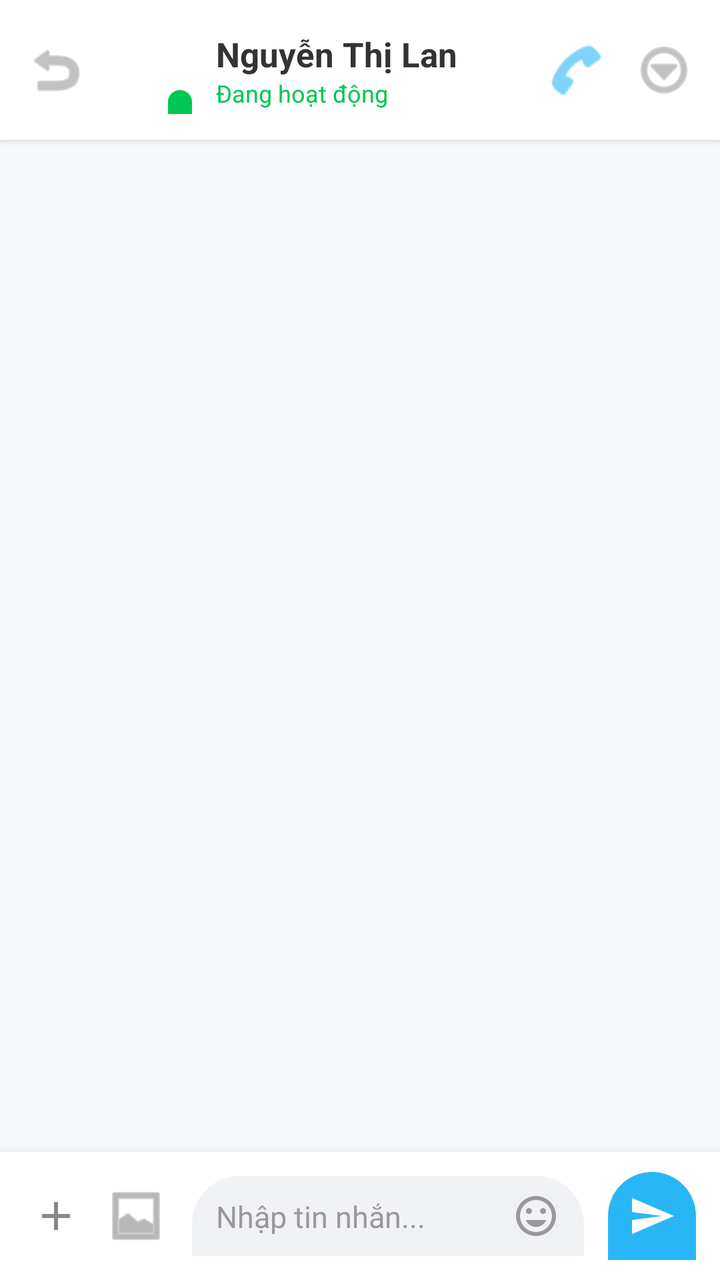
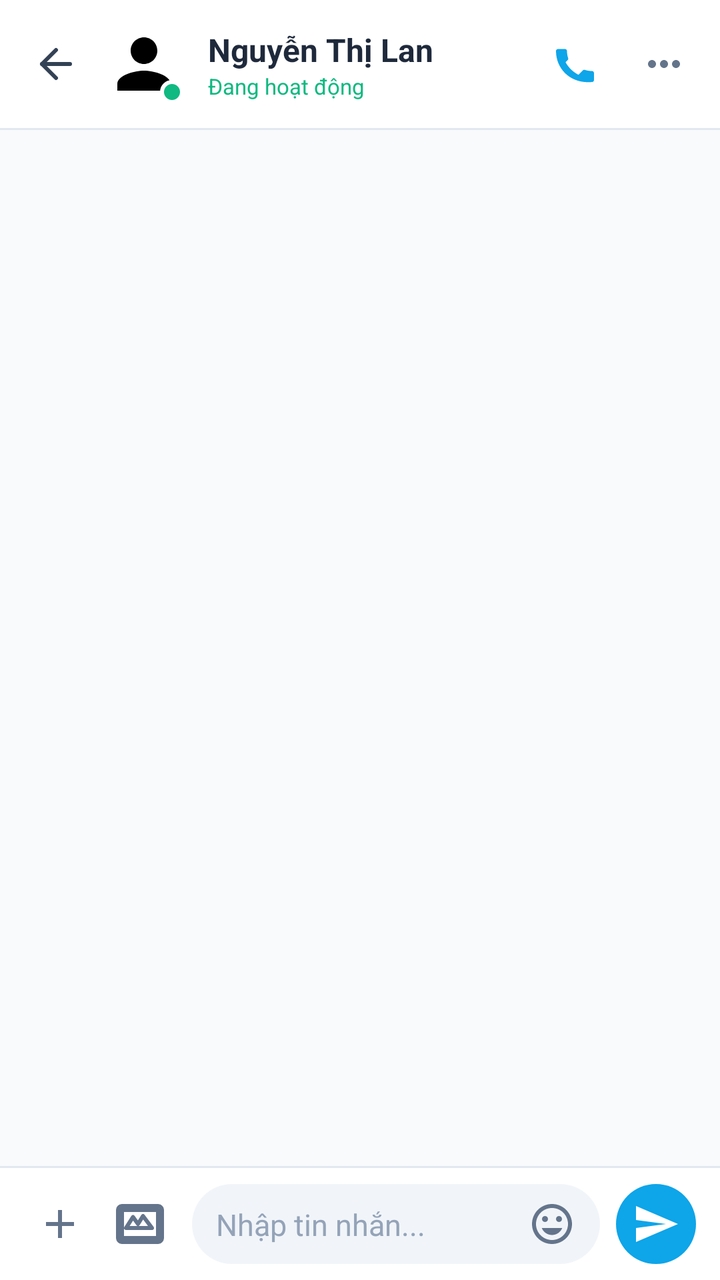

Compare the two renders of this Android layout. The source of the first and the diff that turns it into the second are given below.
<!-- AndroidManifest.xml: application theme Theme.FixItVN -->
<!-- res/layout/fragment_chat_customer.xml -->
<?xml version="1.0" encoding="utf-8"?>
<androidx.constraintlayout.widget.ConstraintLayout
    xmlns:android="http://schemas.android.com/apk/res/android"
    xmlns:app="http://schemas.android.com/apk/res-auto"
    xmlns:tools="http://schemas.android.com/tools"
    android:layout_width="match_parent"
    android:layout_height="match_parent"
    android:background="#F5F7FA">    <androidx.constraintlayout.widget.ConstraintLayout
        android:id="@+id/layoutHeader"
        android:layout_width="match_parent"
        android:layout_height="70dp"
        android:background="#FFFFFF"
        android:elevation="2dp"
        app:layout_constraintTop_toTopOf="parent">

        <ImageButton
            android:id="@+id/btnBack"
            android:layout_width="40dp"
            android:layout_height="40dp"
            android:layout_marginStart="8dp"
            android:background="?attr/selectableItemBackgroundBorderless"
            android:src="@android:drawable/ic_menu_revert"
            app:layout_constraintBottom_toBottomOf="parent"
            app:layout_constraintStart_toStartOf="parent"
            app:layout_constraintTop_toTopOf="parent"
            app:tint="#999999" />

        <androidx.constraintlayout.widget.ConstraintLayout
            android:id="@+id/layoutAvatar"
            android:layout_width="wrap_content"
            android:layout_height="wrap_content"
            android:layout_marginStart="4dp"
            app:layout_constraintBottom_toBottomOf="parent"
            app:layout_constraintStart_toEndOf="@id/btnBack"
            app:layout_constraintTop_toTopOf="parent">

            <ImageView
                android:id="@+id/ivAvatar"
                android:layout_width="44dp"
                android:layout_height="44dp"
                android:src="@android:drawable/sym_def_app_icon" 
                app:layout_constraintTop_toTopOf="parent"
                app:layout_constraintStart_toStartOf="parent"
                app:layout_constraintEnd_toEndOf="parent"
                app:layout_constraintBottom_toBottomOf="parent"/>

            <View
                android:layout_width="12dp"
                android:layout_height="12dp"
                android:background="@drawable/bg_bottom_sheet"
                android:backgroundTint="#00C853"
                app:layout_constraintBottom_toBottomOf="parent"
                app:layout_constraintEnd_toEndOf="parent" />
        </androidx.constraintlayout.widget.ConstraintLayout>

        <TextView
            android:id="@+id/tvName"
            android:layout_width="0dp"
            android:layout_height="wrap_content"
            android:layout_marginStart="12dp"
            android:text="Nguyễn Thị Lan"
            android:textColor="#333333"
            android:textSize="17sp"
            android:textStyle="bold" 
            app:layout_constraintStart_toEndOf="@id/layoutAvatar"
            app:layout_constraintEnd_toStartOf="@id/btnCall"
            app:layout_constraintTop_toTopOf="@id/layoutAvatar"
            app:layout_constraintBottom_toTopOf="@id/tvStatus"
            app:layout_constraintVertical_chainStyle="packed"/>

        <TextView
            android:id="@+id/tvStatus"
            android:layout_width="0dp"
            android:layout_height="wrap_content"
            android:layout_marginStart="12dp"
            android:text="Đang hoạt động"
            android:textColor="#00C853"
            android:textSize="12sp" 
            app:layout_constraintStart_toEndOf="@id/layoutAvatar"
            app:layout_constraintEnd_toStartOf="@id/btnCall"
            app:layout_constraintTop_toBottomOf="@id/tvName"
            app:layout_constraintBottom_toBottomOf="@id/layoutAvatar"/>

        <ImageButton
            android:id="@+id/btnCall"
            android:layout_width="40dp"
            android:layout_height="40dp"
            android:layout_marginEnd="4dp"
            android:background="?attr/selectableItemBackgroundBorderless"
            android:src="@android:drawable/ic_menu_call"
            app:layout_constraintBottom_toBottomOf="parent"
            app:layout_constraintEnd_toStartOf="@id/btnMore"
            app:layout_constraintTop_toTopOf="parent"
            app:tint="#29B6F6" />

        <ImageButton
            android:id="@+id/btnMore"
            android:layout_width="40dp"
            android:layout_height="40dp"
            android:layout_marginEnd="8dp"
            android:background="?attr/selectableItemBackgroundBorderless"
            android:src="@android:drawable/ic_menu_more"
            app:layout_constraintBottom_toBottomOf="parent"
            app:layout_constraintEnd_toEndOf="parent"
            app:layout_constraintTop_toTopOf="parent"
            app:tint="#999999" />
    </androidx.constraintlayout.widget.ConstraintLayout>

    <androidx.recyclerview.widget.RecyclerView
        android:id="@+id/rvChatMessages"
        android:layout_width="match_parent"
        android:layout_height="0dp"
        android:clipToPadding="false"
        android:padding="12dp"
        app:layout_constraintBottom_toTopOf="@id/layoutBottomInput"
        app:layout_constraintTop_toBottomOf="@id/layoutHeader"
        tools:listitem="@layout/item_message_received"
        tools:itemCount="1"
        />

    <androidx.constraintlayout.widget.ConstraintLayout
        android:id="@+id/layoutBottomInput"
        android:layout_width="match_parent"
        android:layout_height="wrap_content"
        android:background="#FFFFFF"
        android:elevation="10dp"
        android:paddingHorizontal="12dp"
        android:paddingVertical="10dp"
        app:layout_constraintBottom_toBottomOf="parent">

        <ImageButton
            android:id="@+id/btnAdd"
            android:layout_width="32dp"
            android:layout_height="32dp"
            android:background="?attr/selectableItemBackgroundBorderless"
            android:src="@drawable/ic_add"
            app:tint="#888888" 
            app:layout_constraintTop_toTopOf="parent"
            app:layout_constraintBottom_toBottomOf="parent"
            app:layout_constraintStart_toStartOf="parent"/>

        <ImageButton
            android:id="@+id/btnGallery"
            android:layout_width="32dp"
            android:layout_height="32dp"
            android:layout_marginStart="8dp"
            android:background="?attr/selectableItemBackgroundBorderless"
            android:src="@android:drawable/ic_menu_gallery"
            app:tint="#888888" 
            app:layout_constraintTop_toTopOf="parent"
            app:layout_constraintBottom_toBottomOf="parent"
            app:layout_constraintStart_toEndOf="@id/btnAdd"/>

        <androidx.constraintlayout.widget.ConstraintLayout
            android:id="@+id/layoutInputBox"
            android:layout_width="0dp"
            android:layout_height="wrap_content"
            android:layout_marginHorizontal="12dp"
            android:background="@drawable/bg_bottom_sheet"
            android:backgroundTint="#F0F2F5"
            android:paddingHorizontal="12dp"
            android:paddingVertical="8dp"
            app:layout_constraintTop_toTopOf="parent"
            app:layout_constraintBottom_toBottomOf="parent"
            app:layout_constraintStart_toEndOf="@id/btnGallery"
            app:layout_constraintEnd_toStartOf="@id/btnSend">

            <EditText
                android:id="@+id/etMessageInput"
                android:layout_width="0dp"
                android:layout_height="wrap_content"
                android:background="@null"
                android:hint="Nhập tin nhắn..."
                android:maxLines="4"
                android:textColor="#333333"
                android:textColorHint="#999999"
                android:textSize="15sp" 
                app:layout_constraintTop_toTopOf="parent"
                app:layout_constraintBottom_toBottomOf="parent"
                app:layout_constraintStart_toStartOf="parent"
                app:layout_constraintEnd_toStartOf="@id/ivEmoticon"/>

            <ImageView
                android:id="@+id/ivEmoticon"
                android:layout_width="24dp"
                android:layout_height="24dp"
                android:src="@drawable/ic_emoticon"
                app:tint="#999999" 
                app:layout_constraintTop_toTopOf="parent"
                app:layout_constraintBottom_toBottomOf="parent"
                app:layout_constraintEnd_toEndOf="parent"/>
        </androidx.constraintlayout.widget.ConstraintLayout>

        <ImageButton
            android:id="@+id/btnSend"
            android:layout_width="44dp"
            android:layout_height="44dp"
            android:background="@drawable/bg_bottom_sheet"
            android:backgroundTint="#29B6F6"
            android:src="@drawable/ic_send"
            app:tint="#FFFFFF" 
            app:layout_constraintTop_toTopOf="parent"
            app:layout_constraintBottom_toBottomOf="parent"
            app:layout_constraintEnd_toEndOf="parent"/>
    </androidx.constraintlayout.widget.ConstraintLayout>


</androidx.constraintlayout.widget.ConstraintLayout>
<!-- res/layout/item_message_received.xml (included above) -->
<?xml version="1.0" encoding="utf-8"?>
<androidx.constraintlayout.widget.ConstraintLayout
    xmlns:android="http://schemas.android.com/apk/res/android"
    xmlns:app="http://schemas.android.com/apk/res-auto"
    android:layout_width="match_parent"
    android:layout_height="wrap_content"
    android:paddingTop="8dp">

    <ImageView
        android:id="@+id/ivReceivedAvatar"
        android:layout_width="32dp"
        android:layout_height="32dp"
        android:background="@drawable/bg_bottom_sheet"
        android:padding="4dp"
        android:src="@drawable/ic_person"
        app:tint="#94A3B8"
        app:layout_constraintBottom_toBottomOf="@id/cardReceivedMessage"
        app:layout_constraintStart_toStartOf="parent" />

    <com.google.android.material.card.MaterialCardView
        android:id="@+id/cardReceivedMessage"
        android:layout_width="wrap_content"
        android:layout_height="wrap_content"
        android:layout_marginStart="8dp"
        android:layout_marginEnd="60dp"
        app:cardBackgroundColor="#F1F5F9"
        app:cardCornerRadius="16dp"
        app:cardElevation="0dp"
        app:strokeWidth="0dp"
        app:layout_constraintStart_toEndOf="@id/ivReceivedAvatar"
        app:layout_constraintTop_toTopOf="parent">

        <TextView
            android:id="@+id/tvReceivedMessage"
            android:layout_width="wrap_content"
            android:layout_height="wrap_content"
            android:paddingHorizontal="16dp"
            android:paddingVertical="10dp"
            android:text="Vâng, em hiểu rồi ạ. Khoảng 30 phút nữa em sẽ có mặt ở nhà chị để kiểm tra nhé!"
            android:textColor="#1E293B"
            android:textSize="15sp" />
    </com.google.android.material.card.MaterialCardView>

    <TextView
        android:id="@+id/tvReceivedTime"
        android:layout_width="wrap_content"
        android:layout_height="wrap_content"
        android:layout_marginStart="8dp"
        android:layout_marginTop="4dp"
        android:text="14:22"
        android:textColor="#94A3B8"
        android:textSize="11sp"
        app:layout_constraintStart_toEndOf="@id/ivReceivedAvatar"
        app:layout_constraintTop_toBottomOf="@id/cardReceivedMessage" />

</androidx.constraintlayout.widget.ConstraintLayout>
<!-- resources referenced by this layout -->
<resources>
  <!-- drawable bg_bottom_sheet (drawable) -->
  <?xml version="1.0" encoding="utf-8"?>
  <shape xmlns:android="http://schemas.android.com/apk/res/android">
      <solid android:color="@android:color/white"/>
      <corners
          android:topLeftRadius="24dp"
          android:topRightRadius="24dp"/>
  </shape>
  <style name="TextAppearance.FixIt.BottomNav" parent="TextAppearance.MaterialComponents.Caption">
          <item name="android:textSize">10sp</item>
          <item name="android:fontFamily">sans-serif-medium</item>
      </style>
  <!-- unchanged entries left out for length: 6 -->
</resources>

<!-- the commit's change to res/layout/fragment_chat_customer.xml (unified diff, before → after) -->
@@ -5,12 +5,15 @@
     xmlns:tools="http://schemas.android.com/tools"
     android:layout_width="match_parent"
     android:layout_height="match_parent"
-    android:background="#F5F7FA">    <androidx.constraintlayout.widget.ConstraintLayout
+    android:background="#F8FAFC"> 
+
+    
+    <androidx.constraintlayout.widget.ConstraintLayout
         android:id="@+id/layoutHeader"
         android:layout_width="match_parent"
-        android:layout_height="70dp"
+        android:layout_height="64dp"
         android:background="#FFFFFF"
-        android:elevation="2dp"
+        android:elevation="0dp"
         app:layout_constraintTop_toTopOf="parent">
 
         <ImageButton
@@ -19,11 +22,11 @@
             android:layout_height="40dp"
             android:layout_marginStart="8dp"
             android:background="?attr/selectableItemBackgroundBorderless"
-            android:src="@android:drawable/ic_menu_revert"
+            android:src="@drawable/ic_lucide_arrow_left"
             app:layout_constraintBottom_toBottomOf="parent"
             app:layout_constraintStart_toStartOf="parent"
             app:layout_constraintTop_toTopOf="parent"
-            app:tint="#999999" />
+            app:tint="#334155" />
 
         <androidx.constraintlayout.widget.ConstraintLayout
             android:id="@+id/layoutAvatar"
@@ -34,21 +37,23 @@
             app:layout_constraintStart_toEndOf="@id/btnBack"
             app:layout_constraintTop_toTopOf="parent">
 
-            <ImageView
+            <com.google.android.material.imageview.ShapeableImageView
                 android:id="@+id/ivAvatar"
-                android:layout_width="44dp"
-                android:layout_height="44dp"
-                android:src="@android:drawable/sym_def_app_icon" 
+                android:layout_width="40dp"
+                android:layout_height="40dp"
+                android:src="@drawable/ic_person"
+                android:scaleType="centerCrop"
+                app:shapeAppearanceOverlay="@style/CircleImageView"
                 app:layout_constraintTop_toTopOf="parent"
                 app:layout_constraintStart_toStartOf="parent"
                 app:layout_constraintEnd_toEndOf="parent"
                 app:layout_constraintBottom_toBottomOf="parent"/>
 
+            
             <View
                 android:layout_width="12dp"
                 android:layout_height="12dp"
-                android:background="@drawable/bg_bottom_sheet"
-                android:backgroundTint="#00C853"
+                android:background="@drawable/bg_online_dot"
                 app:layout_constraintBottom_toBottomOf="parent"
                 app:layout_constraintEnd_toEndOf="parent" />
         </androidx.constraintlayout.widget.ConstraintLayout>
@@ -59,9 +64,9 @@
             android:layout_height="wrap_content"
             android:layout_marginStart="12dp"
             android:text="Nguyễn Thị Lan"
-            android:textColor="#333333"
-            android:textSize="17sp"
-            android:textStyle="bold" 
+            android:textColor="#1E293B"
+            android:textSize="16sp"
+            android:textStyle="bold"
             app:layout_constraintStart_toEndOf="@id/layoutAvatar"
             app:layout_constraintEnd_toStartOf="@id/btnCall"
             app:layout_constraintTop_toTopOf="@id/layoutAvatar"
@@ -74,8 +79,8 @@
             android:layout_height="wrap_content"
             android:layout_marginStart="12dp"
             android:text="Đang hoạt động"
-            android:textColor="#00C853"
-            android:textSize="12sp" 
+            android:textColor="#10B981"
+            android:textSize="11sp"
             app:layout_constraintStart_toEndOf="@id/layoutAvatar"
             app:layout_constraintEnd_toStartOf="@id/btnCall"
             app:layout_constraintTop_toBottomOf="@id/tvName"
@@ -87,11 +92,11 @@
             android:layout_height="40dp"
             android:layout_marginEnd="4dp"
             android:background="?attr/selectableItemBackgroundBorderless"
-            android:src="@android:drawable/ic_menu_call"
+            android:src="@drawable/ic_phone"
             app:layout_constraintBottom_toBottomOf="parent"
             app:layout_constraintEnd_toStartOf="@id/btnMore"
             app:layout_constraintTop_toTopOf="parent"
-            app:tint="#29B6F6" />
+            app:tint="#0EA5E9" />
 
         <ImageButton
             android:id="@+id/btnMore"
@@ -99,54 +104,72 @@
             android:layout_height="40dp"
             android:layout_marginEnd="8dp"
             android:background="?attr/selectableItemBackgroundBorderless"
-            android:src="@android:drawable/ic_menu_more"
+            android:src="@drawable/ic_more_horizontal"
             app:layout_constraintBottom_toBottomOf="parent"
             app:layout_constraintEnd_toEndOf="parent"
             app:layout_constraintTop_toTopOf="parent"
-            app:tint="#999999" />
+            app:tint="#64748B" />
     </androidx.constraintlayout.widget.ConstraintLayout>
 
+    
+    <View
+        android:id="@+id/headerDivider"
+        android:layout_width="match_parent"
+        android:layout_height="1dp"
+        android:background="#E2E8F0"
+        app:layout_constraintTop_toBottomOf="@id/layoutHeader" />
+
+    
     <androidx.recyclerview.widget.RecyclerView
         android:id="@+id/rvChatMessages"
         android:layout_width="match_parent"
         android:layout_height="0dp"
         android:clipToPadding="false"
-        android:padding="12dp"
-        app:layout_constraintBottom_toTopOf="@id/layoutBottomInput"
-        app:layout_constraintTop_toBottomOf="@id/layoutHeader"
+        android:paddingHorizontal="16dp"
+        android:paddingVertical="12dp"
+        app:layout_constraintBottom_toTopOf="@id/inputDivider"
+        app:layout_constraintTop_toBottomOf="@id/headerDivider"
         tools:listitem="@layout/item_message_received"
-        tools:itemCount="1"
-        />
-
+        tools:itemCount="3" />
+
+    
+    <View
+        android:id="@+id/inputDivider"
+        android:layout_width="match_parent"
+        android:layout_height="1dp"
+        android:background="#E2E8F0"
+        app:layout_constraintBottom_toTopOf="@id/layoutBottomInput" />
+
+    
     <androidx.constraintlayout.widget.ConstraintLayout
         android:id="@+id/layoutBottomInput"
         android:layout_width="match_parent"
         android:layout_height="wrap_content"
         android:background="#FFFFFF"
-        android:elevation="10dp"
+        android:elevation="0dp"
         android:paddingHorizontal="12dp"
-        android:paddingVertical="10dp"
+        android:paddingVertical="8dp"
         app:layout_constraintBottom_toBottomOf="parent">
 
         <ImageButton
             android:id="@+id/btnAdd"
-            android:layout_width="32dp"
-            android:layout_height="32dp"
+            android:layout_width="36dp"
+            android:layout_height="36dp"
             android:background="?attr/selectableItemBackgroundBorderless"
             android:src="@drawable/ic_add"
-            app:tint="#888888" 
+            app:tint="#64748B"
             app:layout_constraintTop_toTopOf="parent"
             app:layout_constraintBottom_toBottomOf="parent"
             app:layout_constraintStart_toStartOf="parent"/>
 
         <ImageButton
             android:id="@+id/btnGallery"
-            android:layout_width="32dp"
-            android:layout_height="32dp"
-            android:layout_marginStart="8dp"
-            android:background="?attr/selectableItemBackgroundBorderless"
-            android:src="@android:drawable/ic_menu_gallery"
-            app:tint="#888888" 
+            android:layout_width="36dp"
+            android:layout_height="36dp"
+            android:layout_marginStart="4dp"
+            android:background="?attr/selectableItemBackgroundBorderless"
+            android:src="@drawable/ic_lucide_image"
+            app:tint="#64748B"
             app:layout_constraintTop_toTopOf="parent"
             app:layout_constraintBottom_toBottomOf="parent"
             app:layout_constraintStart_toEndOf="@id/btnAdd"/>
@@ -155,9 +178,8 @@
             android:id="@+id/layoutInputBox"
             android:layout_width="0dp"
             android:layout_height="wrap_content"
-            android:layout_marginHorizontal="12dp"
-            android:background="@drawable/bg_bottom_sheet"
-            android:backgroundTint="#F0F2F5"
+            android:layout_marginHorizontal="8dp"
+            android:background="@drawable/bg_search_bar_rounded"
             android:paddingHorizontal="12dp"
             android:paddingVertical="8dp"
             app:layout_constraintTop_toTopOf="parent"
@@ -172,9 +194,9 @@
                 android:background="@null"
                 android:hint="Nhập tin nhắn..."
                 android:maxLines="4"
-                android:textColor="#333333"
-                android:textColorHint="#999999"
-                android:textSize="15sp" 
+                android:textColor="#1E293B"
+                android:textColorHint="#94A3B8"
+                android:textSize="15sp"
                 app:layout_constraintTop_toTopOf="parent"
                 app:layout_constraintBottom_toBottomOf="parent"
                 app:layout_constraintStart_toStartOf="parent"
@@ -185,7 +207,7 @@
                 android:layout_width="24dp"
                 android:layout_height="24dp"
                 android:src="@drawable/ic_emoticon"
-                app:tint="#999999" 
+                app:tint="#64748B"
                 app:layout_constraintTop_toTopOf="parent"
                 app:layout_constraintBottom_toBottomOf="parent"
                 app:layout_constraintEnd_toEndOf="parent"/>
@@ -193,17 +215,16 @@
 
         <ImageButton
             android:id="@+id/btnSend"
-            android:layout_width="44dp"
-            android:layout_height="44dp"
-            android:background="@drawable/bg_bottom_sheet"
-            android:backgroundTint="#29B6F6"
+            android:layout_width="40dp"
+            android:layout_height="40dp"
+            android:background="@drawable/bg_circle_blue"
+            android:backgroundTint="#0EA5E9"
             android:src="@drawable/ic_send"
-            app:tint="#FFFFFF" 
+            app:tint="#FFFFFF"
             app:layout_constraintTop_toTopOf="parent"
             app:layout_constraintBottom_toBottomOf="parent"
             app:layout_constraintEnd_toEndOf="parent"/>
     </androidx.constraintlayout.widget.ConstraintLayout>
-
 
 </androidx.constraintlayout.widget.ConstraintLayout>
 <!-- res/layout/item_message_received.xml (included above) -->
@@ -215,40 +236,34 @@
     android:layout_height="wrap_content"
     android:paddingTop="8dp">
 
-    <ImageView
+    <com.google.android.material.imageview.ShapeableImageView
         android:id="@+id/ivReceivedAvatar"
         android:layout_width="32dp"
         android:layout_height="32dp"
-        android:background="@drawable/bg_bottom_sheet"
+        android:background="#E2E8F0"
         android:padding="4dp"
         android:src="@drawable/ic_person"
+        android:scaleType="centerCrop"
         app:tint="#94A3B8"
-        app:layout_constraintBottom_toBottomOf="@id/cardReceivedMessage"
+        app:shapeAppearanceOverlay="@style/CircleImageView"
+        app:layout_constraintBottom_toBottomOf="@id/tvReceivedMessage"
         app:layout_constraintStart_toStartOf="parent" />
 
-    <com.google.android.material.card.MaterialCardView
-        android:id="@+id/cardReceivedMessage"
+    <TextView
+        android:id="@+id/tvReceivedMessage"
         android:layout_width="wrap_content"
         android:layout_height="wrap_content"
         android:layout_marginStart="8dp"
         android:layout_marginEnd="60dp"
-        app:cardBackgroundColor="#F1F5F9"
-        app:cardCornerRadius="16dp"
-        app:cardElevation="0dp"
-        app:strokeWidth="0dp"
+        android:background="@drawable/bg_message_received_bubble"
+        android:maxWidth="280dp"
+        android:paddingHorizontal="16dp"
+        android:paddingVertical="10dp"
+        android:text="Vâng, em hiểu rồi ạ. Khoảng 30 phút nữa em sẽ có mặt ở nhà chị để kiểm tra nhé!"
+        android:textColor="#1E293B"
+        android:textSize="15sp"
         app:layout_constraintStart_toEndOf="@id/ivReceivedAvatar"
-        app:layout_constraintTop_toTopOf="parent">
-
-        <TextView
-            android:id="@+id/tvReceivedMessage"
-            android:layout_width="wrap_content"
-            android:layout_height="wrap_content"
-            android:paddingHorizontal="16dp"
-            android:paddingVertical="10dp"
-            android:text="Vâng, em hiểu rồi ạ. Khoảng 30 phút nữa em sẽ có mặt ở nhà chị để kiểm tra nhé!"
-            android:textColor="#1E293B"
-            android:textSize="15sp" />
-    </com.google.android.material.card.MaterialCardView>
+        app:layout_constraintTop_toTopOf="parent" />
 
     <TextView
         android:id="@+id/tvReceivedTime"
@@ -260,6 +275,6 @@
         android:textColor="#94A3B8"
         android:textSize="11sp"
         app:layout_constraintStart_toEndOf="@id/ivReceivedAvatar"
-        app:layout_constraintTop_toBottomOf="@id/cardReceivedMessage" />
+        app:layout_constraintTop_toBottomOf="@id/tvReceivedMessage" />
 
 </androidx.constraintlayout.widget.ConstraintLayout>
<!-- resource entries referenced after the edit -->
@@ -1,13 +1,95 @@
 <!-- resources referenced by this layout -->
 <resources>
-  <!-- drawable bg_bottom_sheet (drawable) -->
+  <!-- drawable bg_circle_blue (drawable) -->
+  <?xml version="1.0" encoding="utf-8"?>
+  <shape xmlns:android="http://schemas.android.com/apk/res/android" android:shape="oval">
+      <solid android:color="?attr/colorPrimary" />
+  </shape>
+  <!-- drawable bg_message_received_bubble (drawable) -->
   <?xml version="1.0" encoding="utf-8"?>
   <shape xmlns:android="http://schemas.android.com/apk/res/android">
-      <solid android:color="@android:color/white"/>
+      <solid android:color="#F1F5F9" />
       <corners
-          android:topLeftRadius="24dp"
-          android:topRightRadius="24dp"/>
+          android:topLeftRadius="16dp"
+          android:topRightRadius="16dp"
+          android:bottomLeftRadius="4dp"
+          android:bottomRightRadius="16dp" />
   </shape>
+  <!-- drawable bg_online_dot (drawable) -->
+  <?xml version="1.0" encoding="utf-8"?>
+  <shape xmlns:android="http://schemas.android.com/apk/res/android"
+      android:shape="oval">
+      <solid android:color="#10B981" /> 
+      <stroke
+          android:width="2dp"
+          android:color="#FFFFFF" /> 
+  </shape>
+  <!-- drawable bg_search_bar_rounded (drawable) -->
+  <?xml version="1.0" encoding="utf-8"?>
+  <shape xmlns:android="http://schemas.android.com/apk/res/android"
+      android:shape="rectangle">
+      <solid android:color="#F1F5F9" /> 
+      <corners android:radius="24dp" />
+  </shape>
+  <!-- drawable ic_lucide_arrow_left (drawable) -->
+  <vector xmlns:android="http://schemas.android.com/apk/res/android"
+      android:width="24dp"
+      android:height="24dp"
+      android:viewportWidth="24"
+      android:viewportHeight="24">
+    <path
+        android:pathData="m12,19 -7,-7 7,-7"
+        android:strokeLineJoin="round"
+        android:strokeWidth="2"
+        android:fillColor="#00000000"
+        android:strokeColor="#000000"
+        android:strokeLineCap="round"/>
+    <path
+        android:pathData="M19,12H5"
+        android:strokeLineJoin="round"
+        android:strokeWidth="2"
+        android:fillColor="#00000000"
+        android:strokeColor="#000000"
+        android:strokeLineCap="round"/>
+  </vector>
+  <!-- drawable ic_lucide_image (drawable) -->
+  <?xml version="1.0" encoding="utf-8"?>
+  <vector xmlns:android="http://schemas.android.com/apk/res/android"
+      android:width="24dp"
+      android:height="24dp"
+      android:viewportWidth="24"
+      android:viewportHeight="24">
+      <path
+          android:strokeColor="#000000"
+          android:strokeLineCap="round"
+          android:strokeLineJoin="round"
+          android:strokeWidth="2"
+          android:pathData="M21,3H3C1.89,3 1,3.89 1,5v14c0,1.11 0.89,2 2,2h18c1.11,0 2,-0.89 2,-2V5C23,3.89 22.11,3 21,3z M21,19H3V5h18V19z M18,14l-4.5,-6L11,12l-2.5,-3.5L5,14h13z" />
+  </vector>
+  <!-- drawable ic_more_horizontal (drawable) -->
+  <vector xmlns:android="http://schemas.android.com/apk/res/android"
+      android:width="24dp"
+      android:height="24dp"
+      android:viewportWidth="24"
+      android:viewportHeight="24">
+    <path
+        android:fillColor="#FF000000"
+        android:pathData="M6,10c-1.1,0 -2,0.9 -2,2s0.9,2 2,2 2,-0.9 2,-2 -0.9,-2 -2,-2zM18,10c-1.1,0 -2,0.9 -2,2s0.9,2 2,2 2,-0.9 2,-2 -0.9,-2 -2,-2zM12,10c-1.1,0 -2,0.9 -2,2s0.9,2 2,2 2,-0.9 2,-2 -0.9,-2 -2,-2z"/>
+  </vector>
+  <!-- drawable ic_phone (drawable) -->
+  <vector xmlns:android="http://schemas.android.com/apk/res/android"
+      android:width="24dp"
+      android:height="24dp"
+      android:viewportWidth="24"
+      android:viewportHeight="24">
+    <path
+        android:fillColor="#FF000000"
+        android:pathData="M6.62,10.79c1.44,2.83 3.76,5.14 6.59,6.59l2.2,-2.2c0.27,-0.27 0.67,-0.36 1.01,-0.24 1.12,0.37 2.33,0.57 3.58,0.57 0.55,0 1,0.45 1,1v3.5c0,0.55 -0.45,1 -1,1C9.39,22 2,14.61 2,5.5c0,-0.55 0.45,-1 1,-1H6.5c0.55,0 1,0.45 1,1 0,1.25 0.2,2.45 0.57,3.57 0.11,0.35 0.03,0.74 -0.25,1.02l-2.2,2.2z"/>
+  </vector>
+  <style name="CircleImageView" parent="">
+          <item name="cornerFamily">rounded</item>
+          <item name="cornerSize">50%</item>
+      </style>
   <style name="TextAppearance.FixIt.BottomNav" parent="TextAppearance.MaterialComponents.Caption">
           <item name="android:textSize">10sp</item>
           <item name="android:fontFamily">sans-serif-medium</item>
